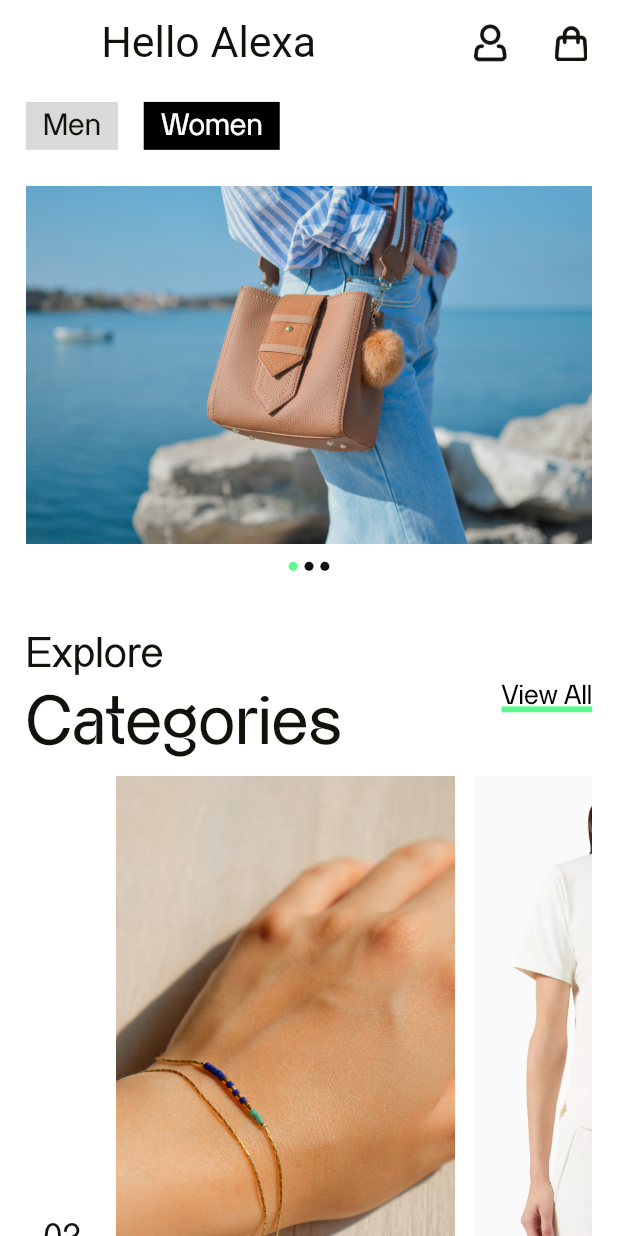
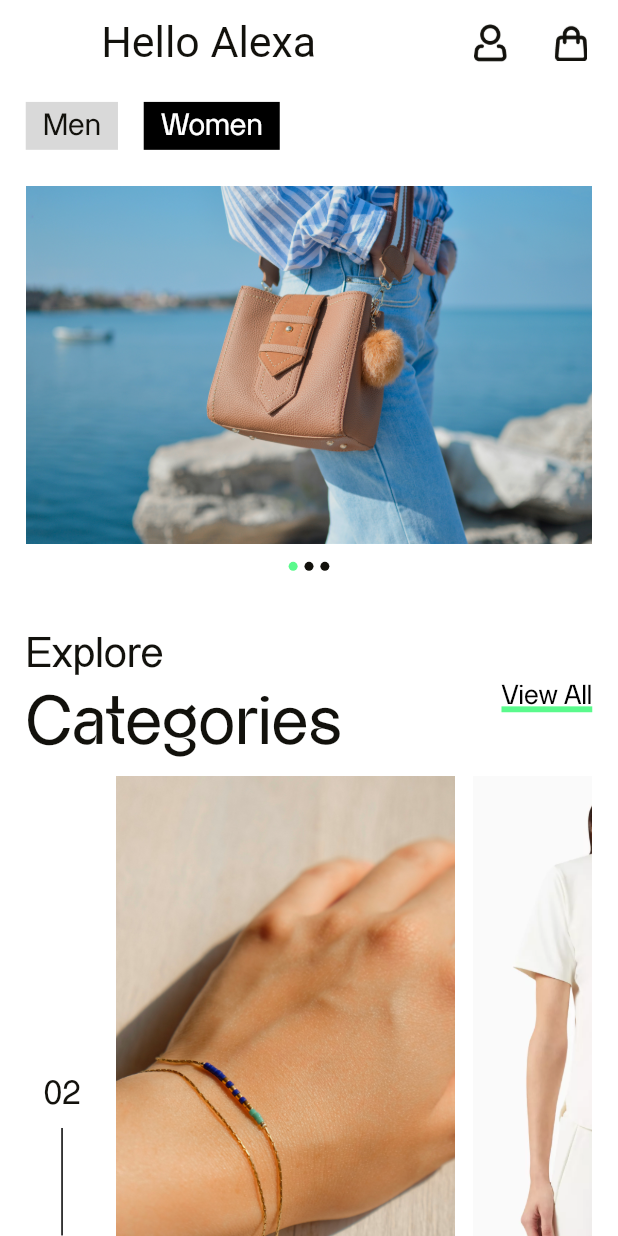
Before and after one commit to nabeelelahi/maraya_mobile, a Flutter app: the DashboardScreen screen opened directly, on a phone screen of 412 x 824 dp. Run offline on Flutter 3.47's test engine with Material 2 defaults, Android fonts, the light colour scheme and no system bars; drawn by our look-alikes of carousel_slider, oktoast; our stand-ins replace country_picker, flutter_easyloading, flutter_image_compress, flutter_multi_formatter, flutter_otp_text_field, flutter_screenutil and 7 more; missing offline and left inert: bottom_picker, video_thumbnail; Roboto replaces fonts that are missing (almarenaBold); project files that could hold a hidden picture were left out.

Commit message:
update
update

```diff
--- a/lib/Screens/DashboardScreen.dart
+++ b/lib/Screens/DashboardScreen.dart
@@ -249,7 +249,7 @@ class _DashboardScreenState extends State<DashboardScreen> {
                   padding: EdgeInsets.only(bottom: 25.h),
                   child: Column(
                     mainAxisAlignment: MainAxisAlignment.end,
-                    crossAxisAlignment: CrossAxisAlignment.start,
+                    crossAxisAlignment: CrossAxisAlignment.center,
                     children: [
                       Text(
                         "02",
@@ -258,11 +258,16 @@ class _DashboardScreenState extends State<DashboardScreen> {
                             fontFamily: FontUtils.almarenaRegular,
                             fontSize: 20.sp),
                       ),
-                      VerticalDivider(
+                      SizedBox(height: 10.h,),
+                      SizedBox(
+                        height: 60.h,
+                        child: VerticalDivider(
                           color: Colors.black,
                           thickness: 1,
                           width: 10.w,
                         ),
+                      ),
+                      SizedBox(height: 10.h,),
                       Text(
                         "01",
                         style: TextStyle(
@@ -502,7 +507,7 @@ class _DashboardScreenState extends State<DashboardScreen> {
                   padding: EdgeInsets.only(bottom: 25.h),
                   child: Column(
                     mainAxisAlignment: MainAxisAlignment.end,
-                    crossAxisAlignment: CrossAxisAlignment.start,
+                    crossAxisAlignment: CrossAxisAlignment.center,
                     children: [
                       Text(
                         "02",
@@ -511,11 +516,16 @@ class _DashboardScreenState extends State<DashboardScreen> {
                             fontFamily: FontUtils.almarenaRegular,
                             fontSize: 20.sp),
                       ),
-                      VerticalDivider(
+                      SizedBox(height: 10.h,),
+                      SizedBox(
+                        height: 60.h,
+                        child: VerticalDivider(
                           color: Colors.black,
                           thickness: 1,
                           width: 10.w,
                         ),
+                      ),
+                      SizedBox(height: 10.h,),
                       Text(
                         "01",
                         style: TextStyle(
--- a/lib/Screens/RegisterScreen.dart
+++ b/lib/Screens/RegisterScreen.dart
@@ -290,7 +290,7 @@ class _RegisterScreenState extends State<RegisterScreen> {
                 ),
                 Row(
                   mainAxisAlignment: MainAxisAlignment.spaceBetween,
-                  crossAxisAlignment: CrossAxisAlignment.start,
+                  crossAxisAlignment: CrossAxisAlignment.center,
                   children: [
                     InkWell(
                       onTap: (){
@@ -329,7 +329,7 @@ class _RegisterScreenState extends State<RegisterScreen> {
                       child: Container(
                         width: 90.w,
                         height: 42.h,
-                        padding: EdgeInsets.symmetric(vertical: 7.5.h),
+                        padding: EdgeInsets.only(top: 8.5.h),
                         child: Column(
                           mainAxisAlignment: MainAxisAlignment.start,
                           crossAxisAlignment: CrossAxisAlignment.start,
@@ -362,7 +362,7 @@ class _RegisterScreenState extends State<RegisterScreen> {
                       ),
                     ),
                     Container(
-                      height: 32.h,
+                      height: 42.h,
                       width: 220.w,
                       // color: Colors.red,
                       child: EditText(
```
Also changed, not shown: lib/Screens/LoginScreen.dart (+4 -4 lines). Lines whose indentation alone changed are shown as unchanged.
